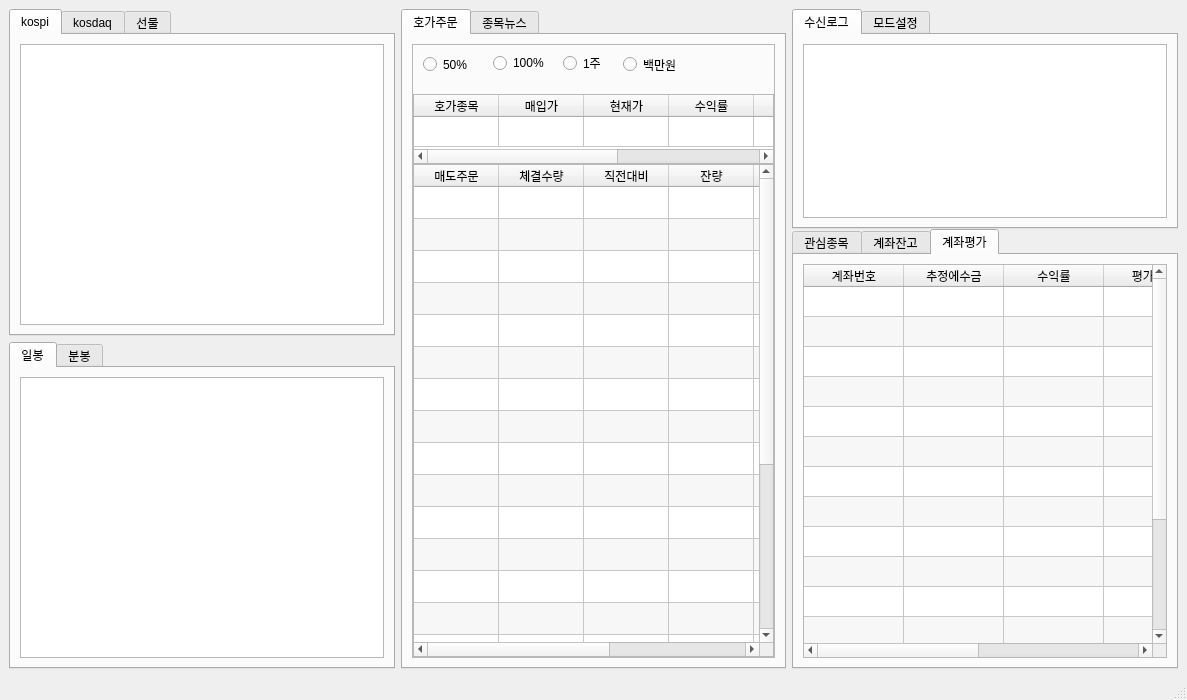
First picture: the form in mywindow.ui, repository ajjicamp/my_window, before the edit.
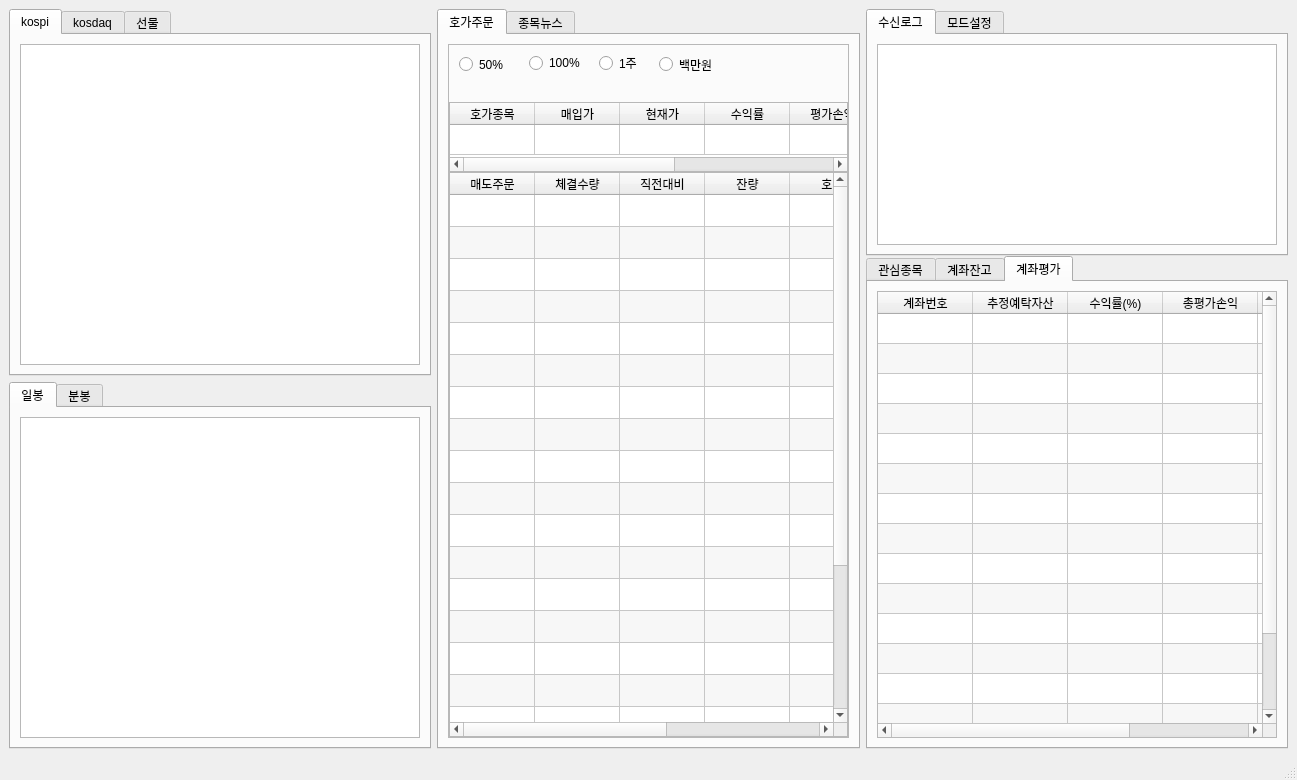
Second picture: the form after the edit. The open tabs and pages were chosen to show the change. Custom widgets are drawn as their Qt base class.

What changed in the file:
```diff
--- a/mywindow.ui
+++ b/mywindow.ui
@@ -6,8 +6,8 @@
    <rect>
     <x>0</x>
     <y>0</y>
-    <width>1187</width>
-    <height>700</height>
+    <width>1297</width>
+    <height>780</height>
    </rect>
   </property>
   <property name="windowTitle">
@@ -608,6 +608,9 @@
              <property name="columnCount">
               <number>6</number>
              </property>
+             <attribute name="horizontalHeaderDefaultSectionSize">
+              <number>95</number>
+             </attribute>
              <attribute name="verticalHeaderVisible">
               <bool>false</bool>
              </attribute>
@@ -638,27 +641,27 @@
              </column>
              <column>
               <property name="text">
-               <string>추정에수금</string>
+               <string>추정예탁자산</string>
               </property>
              </column>
              <column>
               <property name="text">
-               <string>수익률</string>
+               <string>수익률(%)</string>
               </property>
              </column>
              <column>
               <property name="text">
-               <string>평가손익</string>
+               <string>총평가손익</string>
               </property>
              </column>
              <column>
               <property name="text">
-               <string>매입금액</string>
+               <string>총매입금액</string>
               </property>
              </column>
              <column>
               <property name="text">
-               <string>평가금액</string>
+               <string>총평가금액</string>
               </property>
              </column>
             </widget>
```
Left out of the diff: 131 changed lines with no effect on the pictures.
